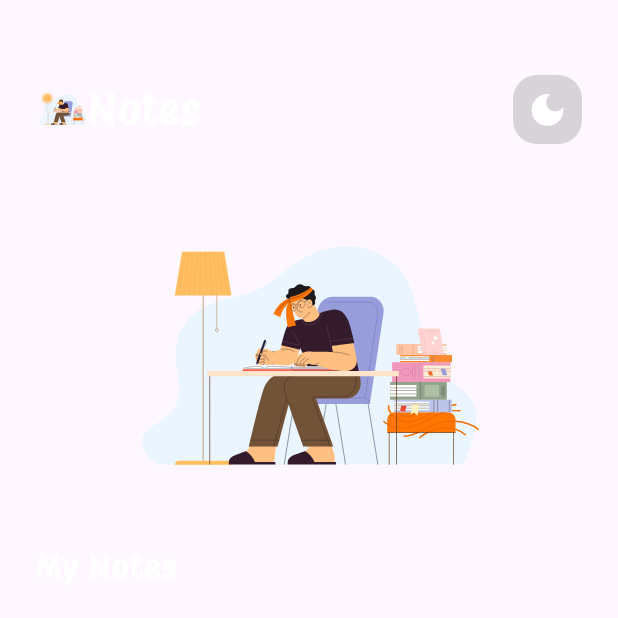
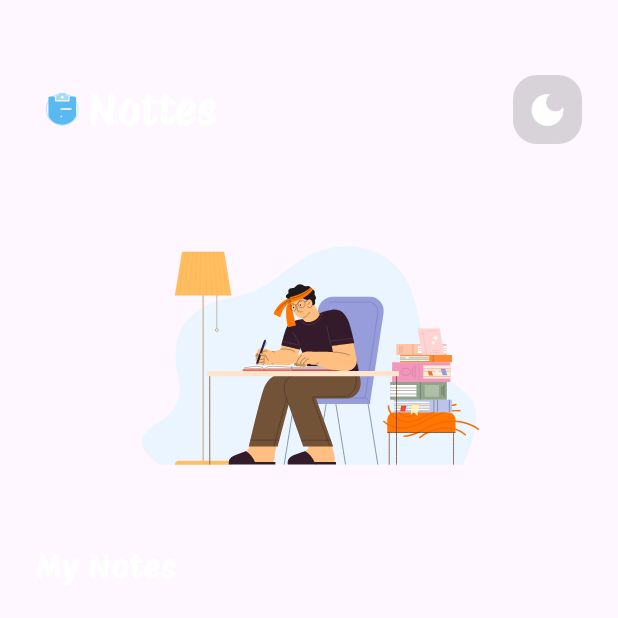
Before and after one commit to MohammedRostom/Note_AppWith_Hive, a Flutter app: the screen it shows after launch, after a tap on the "dark mode" icon, on a phone screen of 412 x 824 dp, the top half of it. Run offline on Flutter 3.47's test engine with Material 3 defaults, Android fonts, the light colour scheme and no system bars; our stand-ins replace bloc, flutter_bloc, hive, hive_flutter, lottie; accounts and stored records are empty.

Commit message:
LogoAssest

```diff
--- a/lib/core/Assets.dart
+++ b/lib/core/Assets.dart
@@ -2,5 +2,6 @@ class Asset_App {
   static final NameFont = "MyFont";
   static final DarKIcon = "Assets/lottie/Icons.json";
   static final LightIcon = "Assets/lottie/Icons2.json";
+  static final LogoIcon = "Assets/lottie/LogoIcon.json";
   static final EmptyIcon = "Assets/lottie/empty.json";
 }
--- a/lib/core/Components/custom_app_bar.dart
+++ b/lib/core/Components/custom_app_bar.dart
@@ -1,5 +1,6 @@
 import 'package:flutter/material.dart';
 import 'package:lottie/lottie.dart';
+import 'package:note_app_with_cubit/core/Assets.dart';
 
 import 'custom_icon.dart';
 
@@ -23,9 +24,7 @@ class CustomAppBar extends StatelessWidget {
       children: [
         Row(
           children: [
-            ledaing
-                ? Lottie.asset("Assets/lottie/Icons.json", width: 35)
-                : Text(""),
+            ledaing ? Lottie.asset(Asset_App.LogoIcon, width: 35) : Text(""),
             Text(title, style: Theme.of(context).textTheme.labelLarge),
           ],
         ),
--- a/lib/features/feature/presentation/views/notesScreen/widgets/notes_view_body.dart
+++ b/lib/features/feature/presentation/views/notesScreen/widgets/notes_view_body.dart
@@ -32,7 +32,7 @@ class _NotesViewBodyState extends State<NotesViewBody> {
           }, builder: (context, state) {
             return CustomAppBar(
               ledaing: true,
-              title: 'Notes',
+              title: 'Nottes',
               icon: NotesCubit.get(context).isdark
                   ? Icons.dark_mode_outlined
                   : Icons.dark_mode,
```
Also changed, not shown: Assets/lottie/LogoIcon.json (added, +1 -0 lines).
